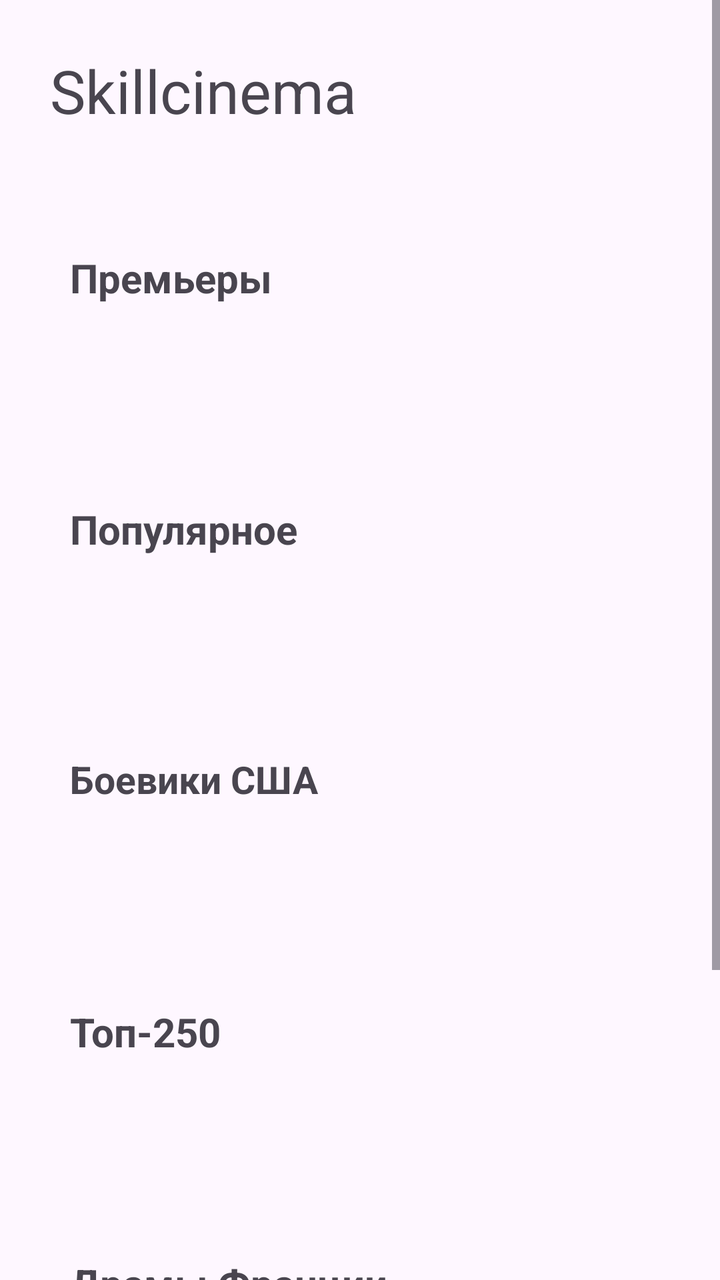
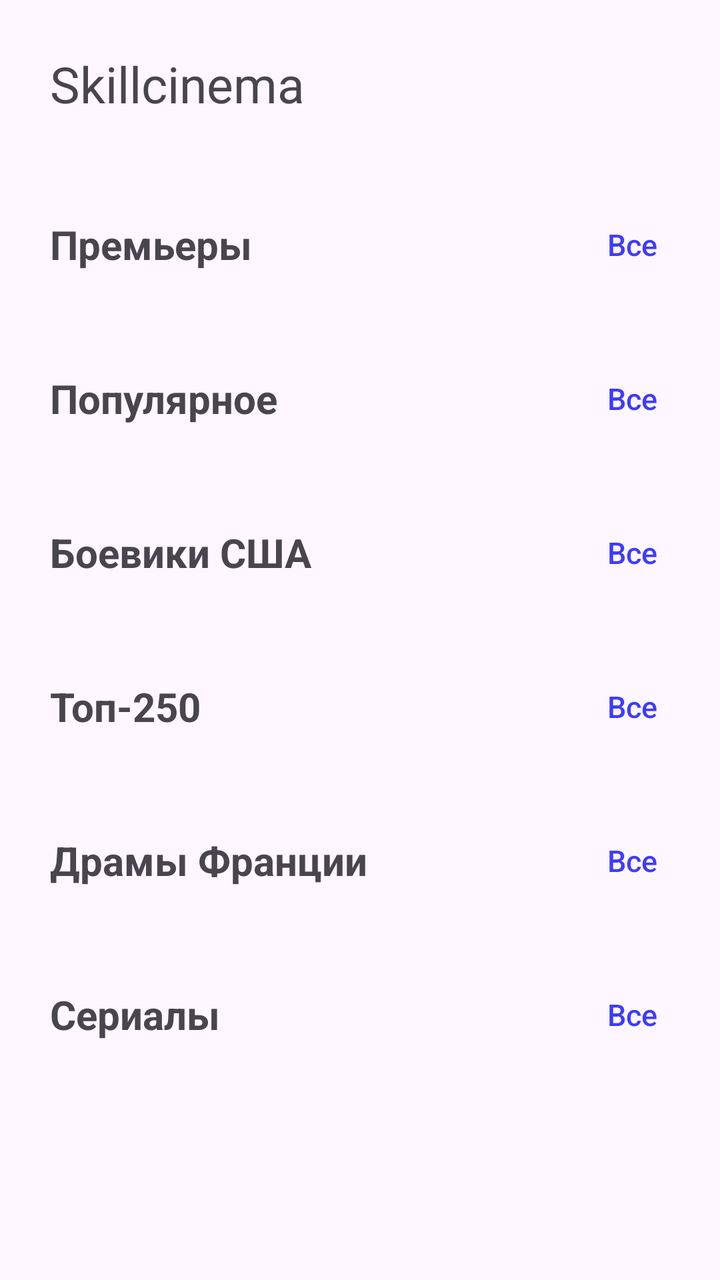

Two renders of the same Android screen: before a commit and after it. Below are the layout's source before the change and the commit's diff.
<!-- AndroidManifest.xml: application theme Theme.SkillCinema -->
<!-- res/layout/fragment_homepage.xml -->
<?xml version="1.0" encoding="utf-8"?>
<ScrollView xmlns:android="http://schemas.android.com/apk/res/android"
    xmlns:app="http://schemas.android.com/apk/res-auto"
    xmlns:tools="http://schemas.android.com/tools"
    android:layout_width="match_parent"
    android:layout_height="match_parent"
    android:layout_marginBottom="10dp"
    android:orientation="vertical">

    <androidx.constraintlayout.widget.ConstraintLayout
        android:layout_width="match_parent"
        android:layout_height="wrap_content"
        tools:context=".presentation.fragments.HomepageFragment">

        <LinearLayout
            android:id="@+id/appName"
            android:layout_width="0dp"
            android:layout_height="wrap_content"
            app:layout_constraintBottom_toTopOf="@+id/containerPreview"
            app:layout_constraintEnd_toEndOf="parent"
            app:layout_constraintHorizontal_bias="0"
            app:layout_constraintStart_toStartOf="parent"
            app:layout_constraintTop_toTopOf="parent">

            <androidx.appcompat.widget.AppCompatTextView
                android:id="@+id/appNameText"
                android:layout_width="wrap_content"
                android:layout_height="wrap_content"
                android:layout_margin="10dp"
                android:padding="15dp"
                android:text="@string/appName"
                android:textAlignment="center"
                android:textSize="30sp" />

        </LinearLayout>


        <LinearLayout
            android:id="@+id/containerPreview"
            android:layout_width="0dp"
            android:layout_height="wrap_content"
            android:orientation="horizontal"
            android:padding="10dp"
            app:layout_constraintBottom_toTopOf="@id/recyclerPreview"
            app:layout_constraintEnd_toEndOf="parent"
            app:layout_constraintStart_toStartOf="parent"
            app:layout_constraintTop_toBottomOf="@id/appName"
            app:layout_constraintVertical_bias="0">


            <androidx.appcompat.widget.AppCompatTextView
                android:id="@+id/titlePreview"
                android:layout_width="210dp"
                android:layout_height="wrap_content"
                android:padding="25dp"
                android:text="@string/preview"
                android:textSize="20sp"
                android:textStyle="bold"
                app:layout_constraintHorizontal_bias="0" />

            <androidx.appcompat.widget.AppCompatButton
                android:id="@+id/allButtonPreview"
                android:layout_width="wrap_content"
                android:layout_height="wrap_content"
                android:layout_marginStart="90dp"
                android:background="@null"
                android:padding="25dp"
                android:text="@string/all"
                android:textAllCaps="false"
                android:textColor="#3F51B5"
                android:textSize="15sp" />

        </LinearLayout>

        <androidx.recyclerview.widget.RecyclerView
            android:id="@+id/recyclerPreview"
            android:layout_width="wrap_content"
            android:layout_height="wrap_content"
            android:orientation="horizontal"
            android:paddingStart="28dp"
            app:layoutManager="androidx.recyclerview.widget.LinearLayoutManager"
            app:layout_constraintStart_toStartOf="parent"
            app:layout_constraintEnd_toEndOf="parent"
            app:layout_constraintBottom_toTopOf="@+id/containerPopular"
            app:layout_constraintTop_toBottomOf="@id/containerPreview" />

        <LinearLayout
            android:id="@+id/containerPopular"
            android:layout_width="0dp"
            android:layout_height="wrap_content"
            android:orientation="horizontal"
            android:padding="10dp"
            app:layout_constraintBottom_toTopOf="@id/recyclerPopular"
            app:layout_constraintEnd_toEndOf="parent"
            app:layout_constraintStart_toStartOf="parent"
            app:layout_constraintTop_toBottomOf="@id/recyclerPreview"
            app:layout_constraintVertical_bias="0">


            <androidx.appcompat.widget.AppCompatTextView
                android:id="@+id/titlePopular"
                android:layout_width="210dp"
                android:layout_height="wrap_content"
                android:padding="25dp"
                android:text="@string/popular"
                android:textSize="20sp"
                android:textStyle="bold"
                app:layout_constraintHorizontal_bias="0" />

            <androidx.appcompat.widget.AppCompatButton
                android:id="@+id/allButtonPopular"
                android:layout_width="wrap_content"
                android:layout_height="wrap_content"
                android:layout_marginStart="90dp"
                android:background="@null"
                android:padding="25dp"
                android:text="@string/all"
                android:textAllCaps="false"
                android:textColor="#3F51B5"
                android:textSize="15sp" />

        </LinearLayout>

        <androidx.recyclerview.widget.RecyclerView
            android:id="@+id/recyclerPopular"
            android:layout_width="wrap_content"
            android:layout_height="wrap_content"
            android:orientation="horizontal"
            android:paddingStart="28dp"
            app:layoutManager="androidx.recyclerview.widget.LinearLayoutManager"
            app:layout_constraintStart_toStartOf="parent"
            app:layout_constraintEnd_toEndOf="parent"
            app:layout_constraintBottom_toTopOf="@+id/containerUsaAction"
            app:layout_constraintTop_toBottomOf="@id/containerPopular" />

        <LinearLayout
            android:id="@+id/containerUsaAction"
            android:layout_width="0dp"
            android:layout_height="wrap_content"
            android:orientation="horizontal"
            android:padding="10dp"
            app:layout_constraintBottom_toTopOf="@id/recyclerUsaAction"
            app:layout_constraintEnd_toEndOf="parent"
            app:layout_constraintStart_toStartOf="parent"
            app:layout_constraintTop_toBottomOf="@id/recyclerPopular"
            app:layout_constraintVertical_bias="0">


            <androidx.appcompat.widget.AppCompatTextView
                android:id="@+id/titleUsaAction"
                android:layout_width="210dp"
                android:layout_height="wrap_content"
                android:padding="25dp"
                android:text="@string/usaAction"
                android:textSize="19sp"
                android:textStyle="bold"
                app:layout_constraintHorizontal_bias="0" />

            <androidx.appcompat.widget.AppCompatButton
                android:id="@+id/allButtonUsaAction"
                android:layout_width="wrap_content"
                android:layout_height="wrap_content"
                android:layout_marginStart="90dp"
                android:background="@null"
                android:padding="25dp"
                android:text="@string/all"
                android:textAllCaps="false"
                android:textColor="#3F51B5"
                android:textSize="15sp" />

        </LinearLayout>

        <androidx.recyclerview.widget.RecyclerView
            android:id="@+id/recyclerUsaAction"
            android:layout_width="wrap_content"
            android:layout_height="wrap_content"
            android:orientation="horizontal"
            android:paddingStart="28dp"
            app:layoutManager="androidx.recyclerview.widget.LinearLayoutManager"
            app:layout_constraintStart_toStartOf="parent"
            app:layout_constraintEnd_toEndOf="parent"
            app:layout_constraintBottom_toTopOf="@+id/containerTop"
            app:layout_constraintTop_toBottomOf="@id/containerUsaAction" />

        <LinearLayout
            android:id="@+id/containerTop"
            android:layout_width="0dp"
            android:layout_height="wrap_content"
            android:orientation="horizontal"
            android:padding="10dp"
            app:layout_constraintBottom_toTopOf="@id/recyclerTop"
            app:layout_constraintEnd_toEndOf="parent"
            app:layout_constraintStart_toStartOf="parent"
            app:layout_constraintTop_toBottomOf="@id/recyclerUsaAction"
            app:layout_constraintVertical_bias="0">


            <androidx.appcompat.widget.AppCompatTextView
                android:id="@+id/titleTop"
                android:layout_width="210dp"
                android:layout_height="wrap_content"
                android:padding="25dp"
                android:text="@string/topMovies"
                android:textSize="20sp"
                android:textStyle="bold"
                app:layout_constraintHorizontal_bias="0" />

            <androidx.appcompat.widget.AppCompatButton
                android:id="@+id/allButtonTop"
                android:layout_width="wrap_content"
                android:layout_height="wrap_content"
                android:layout_marginStart="90dp"
                android:background="@null"
                android:padding="25dp"
                android:text="@string/all"
                android:textAllCaps="false"
                android:textColor="#3F51B5"
                android:textSize="15sp" />

        </LinearLayout>

        <androidx.recyclerview.widget.RecyclerView
            android:id="@+id/recyclerTop"
            android:layout_width="wrap_content"
            android:layout_height="wrap_content"
            android:orientation="horizontal"
            android:paddingStart="28dp"
            app:layoutManager="androidx.recyclerview.widget.LinearLayoutManager"
            app:layout_constraintStart_toStartOf="parent"
            app:layout_constraintEnd_toEndOf="parent"
            app:layout_constraintBottom_toTopOf="@+id/containerFrenchDramas"
            app:layout_constraintTop_toBottomOf="@id/containerTop" />

        <LinearLayout
            android:id="@+id/containerFrenchDramas"
            android:layout_width="0dp"
            android:layout_height="wrap_content"
            android:orientation="horizontal"
            android:padding="10dp"
            app:layout_constraintBottom_toTopOf="@id/recyclerFrenchDramas"
            app:layout_constraintEnd_toEndOf="parent"
            app:layout_constraintStart_toStartOf="parent"
            app:layout_constraintTop_toBottomOf="@id/recyclerTop"
            app:layout_constraintVertical_bias="0">


            <androidx.appcompat.widget.AppCompatTextView
                android:id="@+id/titleFrenchDramas"
                android:layout_width="210dp"
                android:layout_height="wrap_content"
                android:padding="25dp"
                android:text="@string/frenchDramas"
                android:textSize="20sp"
                android:textStyle="bold"
                app:layout_constraintHorizontal_bias="0" />

            <androidx.appcompat.widget.AppCompatButton
                android:id="@+id/allButtonFrenchDramas"
                android:layout_width="wrap_content"
                android:layout_height="wrap_content"
                android:layout_marginStart="90dp"
                android:background="@null"
                android:padding="25dp"
                android:text="@string/all"
                android:textAllCaps="false"
                android:textColor="#3F51B5"
                android:textSize="15sp" />

        </LinearLayout>

        <androidx.recyclerview.widget.RecyclerView
            android:id="@+id/recyclerFrenchDramas"
            android:layout_width="wrap_content"
            android:layout_height="wrap_content"
            android:orientation="horizontal"
            android:paddingStart="28dp"
            app:layoutManager="androidx.recyclerview.widget.LinearLayoutManager"
            app:layout_constraintStart_toStartOf="parent"
            app:layout_constraintEnd_toEndOf="parent"
            app:layout_constraintBottom_toTopOf="@+id/containerTVSeries"
            app:layout_constraintTop_toBottomOf="@id/containerFrenchDramas" />

        <LinearLayout
            android:id="@+id/containerTVSeries"
            android:layout_width="0dp"
            android:layout_height="wrap_content"
            android:orientation="horizontal"
            android:padding="10dp"
            app:layout_constraintBottom_toTopOf="@id/recyclerTVSeries"
            app:layout_constraintEnd_toEndOf="parent"
            app:layout_constraintStart_toStartOf="parent"
            app:layout_constraintTop_toBottomOf="@id/recyclerFrenchDramas"
            app:layout_constraintVertical_bias="0">


            <androidx.appcompat.widget.AppCompatTextView
                android:id="@+id/titleTVSeries"
                android:layout_width="210dp"
                android:layout_height="wrap_content"
                android:padding="25dp"
                android:text="@string/tvSeries"
                android:textSize="20sp"
                android:textStyle="bold"
                app:layout_constraintHorizontal_bias="0" />

            <androidx.appcompat.widget.AppCompatButton
                android:id="@+id/allButtonTVSeries"
                android:layout_width="wrap_content"
                android:layout_height="wrap_content"
                android:layout_marginStart="90dp"
                android:background="@null"
                android:padding="25dp"
                android:text="@string/all"
                android:textAllCaps="false"
                android:textColor="#3F51B5"
                android:textSize="15sp" />

        </LinearLayout>

        <androidx.recyclerview.widget.RecyclerView
            android:id="@+id/recyclerTVSeries"
            android:layout_width="wrap_content"
            android:layout_height="wrap_content"
            android:orientation="horizontal"
            android:paddingStart="28dp"
            app:layoutManager="androidx.recyclerview.widget.LinearLayoutManager"
            app:layout_constraintStart_toStartOf="parent"
            app:layout_constraintEnd_toEndOf="parent"
            app:layout_constraintTop_toBottomOf="@id/containerTVSeries"
            app:layout_constraintBottom_toBottomOf="parent"/>

    </androidx.constraintlayout.widget.ConstraintLayout>

</ScrollView>
<!-- resources referenced by this layout -->
<resources>
  <string name="all">Все</string>
  <string name="appName">Skillcinema</string>
  <string name="frenchDramas">Драмы Франции</string>
  <string name="popular">Популярное</string>
  <string name="preview">Премьеры</string>
  <string name="topMovies">Топ-250</string>
  <string name="tvSeries">Сериалы</string>
  <string name="usaAction">Боевики США</string>
  <style name="Theme.SkillCinema" parent="Base.Theme.SkillCinema" />
  <style name="Base.Theme.SkillCinema" parent="Theme.Material3.DayNight.NoActionBar">
          
          
          <item name="colorPrimaryDark">@color/white</item>
          <item name="android:windowLightStatusBar">true</item>
      </style>
  <color name="white">#FFFFFFFF</color>
</resources>

<!-- the commit's change to res/layout/fragment_homepage.xml (unified diff, before → after) -->
@@ -26,21 +26,19 @@
                 android:id="@+id/appNameText"
                 android:layout_width="wrap_content"
                 android:layout_height="wrap_content"
-                android:layout_margin="10dp"
-                android:padding="15dp"
+                android:padding="25dp"
                 android:text="@string/appName"
                 android:textAlignment="center"
-                android:textSize="30sp" />
+                android:textSize="25sp" />
 
         </LinearLayout>
 
 
-        <LinearLayout
+        <androidx.constraintlayout.widget.ConstraintLayout
             android:id="@+id/containerPreview"
             android:layout_width="0dp"
             android:layout_height="wrap_content"
             android:orientation="horizontal"
-            android:padding="10dp"
             app:layout_constraintBottom_toTopOf="@id/recyclerPreview"
             app:layout_constraintEnd_toEndOf="parent"
             app:layout_constraintStart_toStartOf="parent"
@@ -50,46 +48,50 @@
 
             <androidx.appcompat.widget.AppCompatTextView
                 android:id="@+id/titlePreview"
-                android:layout_width="210dp"
-                android:layout_height="wrap_content"
-                android:padding="25dp"
+                android:layout_width="wrap_content"
+                android:layout_height="wrap_content"
                 android:text="@string/preview"
-                android:textSize="20sp"
-                android:textStyle="bold"
-                app:layout_constraintHorizontal_bias="0" />
+                android:padding="@dimen/main_padding"
+                android:textSize="@dimen/list_names"
+                android:textStyle="bold"
+                app:layout_constraintBottom_toBottomOf="parent"
+                app:layout_constraintHorizontal_bias="0"
+                app:layout_constraintStart_toStartOf="parent"
+                app:layout_constraintTop_toTopOf="parent" />
 
             <androidx.appcompat.widget.AppCompatButton
                 android:id="@+id/allButtonPreview"
                 android:layout_width="wrap_content"
                 android:layout_height="wrap_content"
-                android:layout_marginStart="90dp"
-                android:background="@null"
-                android:padding="25dp"
-                android:text="@string/all"
-                android:textAllCaps="false"
-                android:textColor="#3F51B5"
-                android:textSize="15sp" />
-
-        </LinearLayout>
+                android:background="@null"
+                android:text="@string/all"
+                android:padding="@dimen/main_padding"
+                android:textAllCaps="false"
+                android:textColor="@color/blue_color"
+                android:textSize="@dimen/blue"
+                app:layout_constraintBottom_toBottomOf="parent"
+                app:layout_constraintEnd_toEndOf="parent"
+                app:layout_constraintTop_toTopOf="parent" />
+
+        </androidx.constraintlayout.widget.ConstraintLayout>
 
         <androidx.recyclerview.widget.RecyclerView
             android:id="@+id/recyclerPreview"
             android:layout_width="wrap_content"
             android:layout_height="wrap_content"
             android:orientation="horizontal"
-            android:paddingStart="28dp"
-            app:layoutManager="androidx.recyclerview.widget.LinearLayoutManager"
-            app:layout_constraintStart_toStartOf="parent"
-            app:layout_constraintEnd_toEndOf="parent"
+            android:paddingStart="25dp"
+            app:layoutManager="androidx.recyclerview.widget.LinearLayoutManager"
             app:layout_constraintBottom_toTopOf="@+id/containerPopular"
+            app:layout_constraintEnd_toEndOf="parent"
+            app:layout_constraintStart_toStartOf="parent"
             app:layout_constraintTop_toBottomOf="@id/containerPreview" />
 
-        <LinearLayout
+        <androidx.constraintlayout.widget.ConstraintLayout
             android:id="@+id/containerPopular"
             android:layout_width="0dp"
             android:layout_height="wrap_content"
             android:orientation="horizontal"
-            android:padding="10dp"
             app:layout_constraintBottom_toTopOf="@id/recyclerPopular"
             app:layout_constraintEnd_toEndOf="parent"
             app:layout_constraintStart_toStartOf="parent"
@@ -101,11 +103,14 @@
                 android:id="@+id/titlePopular"
                 android:layout_width="210dp"
                 android:layout_height="wrap_content"
-                android:padding="25dp"
                 android:text="@string/popular"
-                android:textSize="20sp"
-                android:textStyle="bold"
-                app:layout_constraintHorizontal_bias="0" />
+                android:padding="@dimen/main_padding"
+                android:textSize="@dimen/list_names"
+                android:textStyle="bold"
+                app:layout_constraintBottom_toBottomOf="parent"
+                app:layout_constraintHorizontal_bias="0"
+                app:layout_constraintStart_toStartOf="parent"
+                app:layout_constraintTop_toTopOf="parent" />
 
             <androidx.appcompat.widget.AppCompatButton
                 android:id="@+id/allButtonPopular"
@@ -113,32 +118,34 @@
                 android:layout_height="wrap_content"
                 android:layout_marginStart="90dp"
                 android:background="@null"
-                android:padding="25dp"
-                android:text="@string/all"
-                android:textAllCaps="false"
-                android:textColor="#3F51B5"
-                android:textSize="15sp" />
-
-        </LinearLayout>
+                android:text="@string/all"
+                android:padding="@dimen/main_padding"
+                android:textAllCaps="false"
+                android:textColor="@color/blue_color"
+                android:textSize="@dimen/blue"
+                app:layout_constraintBottom_toBottomOf="parent"
+                app:layout_constraintEnd_toEndOf="parent"
+                app:layout_constraintTop_toTopOf="parent" />
+
+        </androidx.constraintlayout.widget.ConstraintLayout>
 
         <androidx.recyclerview.widget.RecyclerView
             android:id="@+id/recyclerPopular"
             android:layout_width="wrap_content"
             android:layout_height="wrap_content"
             android:orientation="horizontal"
-            android:paddingStart="28dp"
-            app:layoutManager="androidx.recyclerview.widget.LinearLayoutManager"
-            app:layout_constraintStart_toStartOf="parent"
-            app:layout_constraintEnd_toEndOf="parent"
+            android:paddingStart="25dp"
+            app:layoutManager="androidx.recyclerview.widget.LinearLayoutManager"
             app:layout_constraintBottom_toTopOf="@+id/containerUsaAction"
+            app:layout_constraintEnd_toEndOf="parent"
+            app:layout_constraintStart_toStartOf="parent"
             app:layout_constraintTop_toBottomOf="@id/containerPopular" />
 
-        <LinearLayout
+        <androidx.constraintlayout.widget.ConstraintLayout
             android:id="@+id/containerUsaAction"
             android:layout_width="0dp"
             android:layout_height="wrap_content"
             android:orientation="horizontal"
-            android:padding="10dp"
             app:layout_constraintBottom_toTopOf="@id/recyclerUsaAction"
             app:layout_constraintEnd_toEndOf="parent"
             app:layout_constraintStart_toStartOf="parent"
@@ -150,11 +157,14 @@
                 android:id="@+id/titleUsaAction"
                 android:layout_width="210dp"
                 android:layout_height="wrap_content"
-                android:padding="25dp"
                 android:text="@string/usaAction"
-                android:textSize="19sp"
-                android:textStyle="bold"
-                app:layout_constraintHorizontal_bias="0" />
+                android:padding="@dimen/main_padding"
+                android:textSize="@dimen/list_names"
+                android:textStyle="bold"
+                app:layout_constraintBottom_toBottomOf="parent"
+                app:layout_constraintHorizontal_bias="0"
+                app:layout_constraintStart_toStartOf="parent"
+                app:layout_constraintTop_toTopOf="parent" />
 
             <androidx.appcompat.widget.AppCompatButton
                 android:id="@+id/allButtonUsaAction"
@@ -162,32 +172,34 @@
                 android:layout_height="wrap_content"
                 android:layout_marginStart="90dp"
                 android:background="@null"
-                android:padding="25dp"
-                android:text="@string/all"
-                android:textAllCaps="false"
-                android:textColor="#3F51B5"
-                android:textSize="15sp" />
-
-        </LinearLayout>
+                android:text="@string/all"
+                android:padding="@dimen/main_padding"
+                android:textAllCaps="false"
+                android:textColor="@color/blue_color"
+                android:textSize="@dimen/blue"
+                app:layout_constraintBottom_toBottomOf="parent"
+                app:layout_constraintEnd_toEndOf="parent"
+                app:layout_constraintTop_toTopOf="parent" />
+
+        </androidx.constraintlayout.widget.ConstraintLayout>
 
         <androidx.recyclerview.widget.RecyclerView
             android:id="@+id/recyclerUsaAction"
             android:layout_width="wrap_content"
             android:layout_height="wrap_content"
             android:orientation="horizontal"
-            android:paddingStart="28dp"
-            app:layoutManager="androidx.recyclerview.widget.LinearLayoutManager"
-            app:layout_constraintStart_toStartOf="parent"
-            app:layout_constraintEnd_toEndOf="parent"
+            android:paddingStart="25dp"
+            app:layoutManager="androidx.recyclerview.widget.LinearLayoutManager"
             app:layout_constraintBottom_toTopOf="@+id/containerTop"
+            app:layout_constraintEnd_toEndOf="parent"
+            app:layout_constraintStart_toStartOf="parent"
             app:layout_constraintTop_toBottomOf="@id/containerUsaAction" />
 
-        <LinearLayout
+        <androidx.constraintlayout.widget.ConstraintLayout
             android:id="@+id/containerTop"
             android:layout_width="0dp"
             android:layout_height="wrap_content"
             android:orientation="horizontal"
-            android:padding="10dp"
             app:layout_constraintBottom_toTopOf="@id/recyclerTop"
             app:layout_constraintEnd_toEndOf="parent"
             app:layout_constraintStart_toStartOf="parent"
@@ -199,11 +211,14 @@
                 android:id="@+id/titleTop"
                 android:layout_width="210dp"
                 android:layout_height="wrap_content"
-                android:padding="25dp"
                 android:text="@string/topMovies"
-                android:textSize="20sp"
-                android:textStyle="bold"
-                app:layout_constraintHorizontal_bias="0" />
+                android:padding="@dimen/main_padding"
+                android:textSize="@dimen/list_names"
+                android:textStyle="bold"
+                app:layout_constraintBottom_toBottomOf="parent"
+                app:layout_constraintHorizontal_bias="0"
+                app:layout_constraintStart_toStartOf="parent"
+                app:layout_constraintTop_toTopOf="parent" />
 
             <androidx.appcompat.widget.AppCompatButton
                 android:id="@+id/allButtonTop"
@@ -211,32 +226,34 @@
                 android:layout_height="wrap_content"
                 android:layout_marginStart="90dp"
                 android:background="@null"
-                android:padding="25dp"
-                android:text="@string/all"
-                android:textAllCaps="false"
-                android:textColor="#3F51B5"
-                android:textSize="15sp" />
-
-        </LinearLayout>
+                android:text="@string/all"
+                android:padding="@dimen/main_padding"
+                android:textAllCaps="false"
+                android:textColor="@color/blue_color"
+                android:textSize="@dimen/blue"
+                app:layout_constraintBottom_toBottomOf="parent"
+                app:layout_constraintEnd_toEndOf="parent"
+                app:layout_constraintTop_toTopOf="parent" />
+
+        </androidx.constraintlayout.widget.ConstraintLayout>
 
         <androidx.recyclerview.widget.RecyclerView
             android:id="@+id/recyclerTop"
             android:layout_width="wrap_content"
             android:layout_height="wrap_content"
             android:orientation="horizontal"
-            android:paddingStart="28dp"
-            app:layoutManager="androidx.recyclerview.widget.LinearLayoutManager"
-            app:layout_constraintStart_toStartOf="parent"
-            app:layout_constraintEnd_toEndOf="parent"
+            android:paddingStart="25dp"
+            app:layoutManager="androidx.recyclerview.widget.LinearLayoutManager"
             app:layout_constraintBottom_toTopOf="@+id/containerFrenchDramas"
+            app:layout_constraintEnd_toEndOf="parent"
+            app:layout_constraintStart_toStartOf="parent"
             app:layout_constraintTop_toBottomOf="@id/containerTop" />
 
-        <LinearLayout
+        <androidx.constraintlayout.widget.ConstraintLayout
             android:id="@+id/containerFrenchDramas"
             android:layout_width="0dp"
             android:layout_height="wrap_content"
             android:orientation="horizontal"
-            android:padding="10dp"
             app:layout_constraintBottom_toTopOf="@id/recyclerFrenchDramas"
             app:layout_constraintEnd_toEndOf="parent"
             app:layout_constraintStart_toStartOf="parent"
@@ -248,11 +265,14 @@
                 android:id="@+id/titleFrenchDramas"
                 android:layout_width="210dp"
                 android:layout_height="wrap_content"
-                android:padding="25dp"
                 android:text="@string/frenchDramas"
-                android:textSize="20sp"
-                android:textStyle="bold"
-                app:layout_constraintHorizontal_bias="0" />
+                android:padding="@dimen/main_padding"
+                android:textSize="@dimen/list_names"
+                android:textStyle="bold"
+                app:layout_constraintBottom_toBottomOf="parent"
+                app:layout_constraintHorizontal_bias="0"
+                app:layout_constraintStart_toStartOf="parent"
+                app:layout_constraintTop_toTopOf="parent" />
 
             <androidx.appcompat.widget.AppCompatButton
                 android:id="@+id/allButtonFrenchDramas"
@@ -260,32 +280,34 @@
                 android:layout_height="wrap_content"
                 android:layout_marginStart="90dp"
                 android:background="@null"
-                android:padding="25dp"
-                android:text="@string/all"
-                android:textAllCaps="false"
-                android:textColor="#3F51B5"
-                android:textSize="15sp" />
-
-        </LinearLayout>
+                android:text="@string/all"
+                android:padding="@dimen/main_padding"
+                android:textAllCaps="false"
+                android:textColor="@color/blue_color"
+                android:textSize="@dimen/blue"
+                app:layout_constraintBottom_toBottomOf="parent"
+                app:layout_constraintEnd_toEndOf="parent"
+                app:layout_constraintTop_toTopOf="parent" />
+
+        </androidx.constraintlayout.widget.ConstraintLayout>
 
         <androidx.recyclerview.widget.RecyclerView
             android:id="@+id/recyclerFrenchDramas"
             android:layout_width="wrap_content"
             android:layout_height="wrap_content"
             android:orientation="horizontal"
-            android:paddingStart="28dp"
-            app:layoutManager="androidx.recyclerview.widget.LinearLayoutManager"
-            app:layout_constraintStart_toStartOf="parent"
-            app:layout_constraintEnd_toEndOf="parent"
+            android:paddingStart="25dp"
+            app:layoutManager="androidx.recyclerview.widget.LinearLayoutManager"
             app:layout_constraintBottom_toTopOf="@+id/containerTVSeries"
+            app:layout_constraintEnd_toEndOf="parent"
+            app:layout_constraintStart_toStartOf="parent"
             app:layout_constraintTop_toBottomOf="@id/containerFrenchDramas" />
 
-        <LinearLayout
+        <androidx.constraintlayout.widget.ConstraintLayout
             android:id="@+id/containerTVSeries"
             android:layout_width="0dp"
             android:layout_height="wrap_content"
             android:orientation="horizontal"
-            android:padding="10dp"
             app:layout_constraintBottom_toTopOf="@id/recyclerTVSeries"
             app:layout_constraintEnd_toEndOf="parent"
             app:layout_constraintStart_toStartOf="parent"
@@ -297,11 +319,14 @@
                 android:id="@+id/titleTVSeries"
                 android:layout_width="210dp"
                 android:layout_height="wrap_content"
-                android:padding="25dp"
                 android:text="@string/tvSeries"
-                android:textSize="20sp"
-                android:textStyle="bold"
-                app:layout_constraintHorizontal_bias="0" />
+                android:padding="@dimen/main_padding"
+                android:textSize="@dimen/list_names"
+                android:textStyle="bold"
+                app:layout_constraintBottom_toBottomOf="parent"
+                app:layout_constraintHorizontal_bias="0"
+                app:layout_constraintStart_toStartOf="parent"
+                app:layout_constraintTop_toTopOf="parent" />
 
             <androidx.appcompat.widget.AppCompatButton
                 android:id="@+id/allButtonTVSeries"
@@ -309,25 +334,28 @@
                 android:layout_height="wrap_content"
                 android:layout_marginStart="90dp"
                 android:background="@null"
-                android:padding="25dp"
-                android:text="@string/all"
-                android:textAllCaps="false"
-                android:textColor="#3F51B5"
-                android:textSize="15sp" />
-
-        </LinearLayout>
+                android:text="@string/all"
+                android:padding="@dimen/main_padding"
+                android:textAllCaps="false"
+                android:textColor="@color/blue_color"
+                android:textSize="@dimen/blue"
+                app:layout_constraintBottom_toBottomOf="parent"
+                app:layout_constraintEnd_toEndOf="parent"
+                app:layout_constraintTop_toTopOf="parent" />
+
+        </androidx.constraintlayout.widget.ConstraintLayout>
 
         <androidx.recyclerview.widget.RecyclerView
             android:id="@+id/recyclerTVSeries"
             android:layout_width="wrap_content"
             android:layout_height="wrap_content"
             android:orientation="horizontal"
-            android:paddingStart="28dp"
-            app:layoutManager="androidx.recyclerview.widget.LinearLayoutManager"
-            app:layout_constraintStart_toStartOf="parent"
-            app:layout_constraintEnd_toEndOf="parent"
-            app:layout_constraintTop_toBottomOf="@id/containerTVSeries"
-            app:layout_constraintBottom_toBottomOf="parent"/>
+            android:paddingStart="25dp"
+            app:layoutManager="androidx.recyclerview.widget.LinearLayoutManager"
+            app:layout_constraintBottom_toBottomOf="parent"
+            app:layout_constraintEnd_toEndOf="parent"
+            app:layout_constraintStart_toStartOf="parent"
+            app:layout_constraintTop_toBottomOf="@id/containerTVSeries" />
 
     </androidx.constraintlayout.widget.ConstraintLayout>
 
<!-- resource entries referenced after the edit -->
@@ -1,5 +1,9 @@
 <!-- resources referenced by this layout -->
 <resources>
+  <color name="blue_color">#3D3BFF</color>
+  <dimen name="blue">15sp</dimen>
+  <dimen name="list_names">20sp</dimen>
+  <dimen name="main_padding">25dp</dimen>
   <string name="all">Все</string>
   <string name="appName">Skillcinema</string>
   <string name="frenchDramas">Драмы Франции</string>
